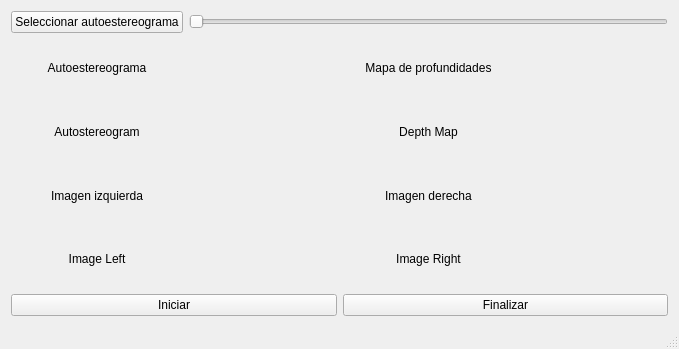
debihiga/AutostereogramSolver, file mainwindow.ui: the form before one commit.
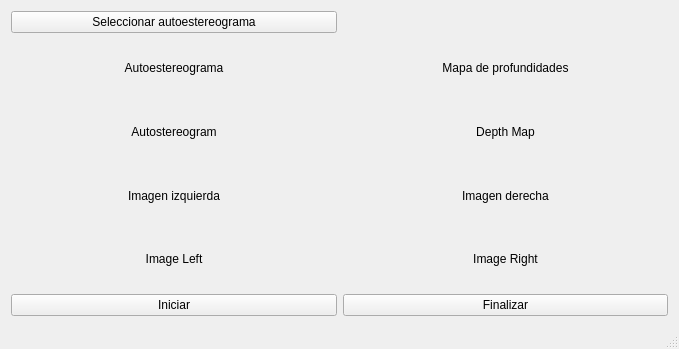
The form after the commit.

Patch:
```diff
--- a/mainwindow.ui
+++ b/mainwindow.ui
@@ -104,19 +104,6 @@
         </property>
        </widget>
       </item>
-      <item row="1" column="1">
-       <widget class="QSlider" name="slider_q">
-        <property name="sizePolicy">
-         <sizepolicy hsizetype="Expanding" vsizetype="Fixed">
-          <horstretch>0</horstretch>
-          <verstretch>0</verstretch>
-         </sizepolicy>
-        </property>
-        <property name="orientation">
-         <enum>Qt::Horizontal</enum>
-        </property>
-       </widget>
-      </item>
      </layout>
     </item>
     <item>
```
